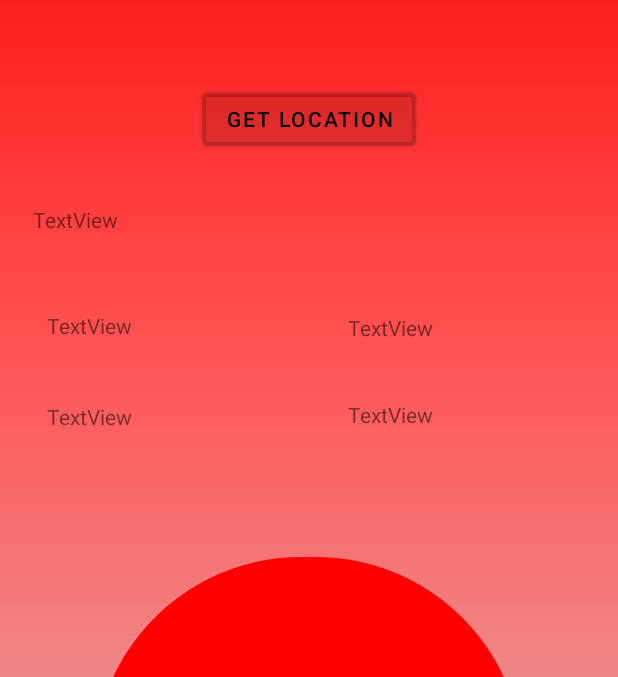
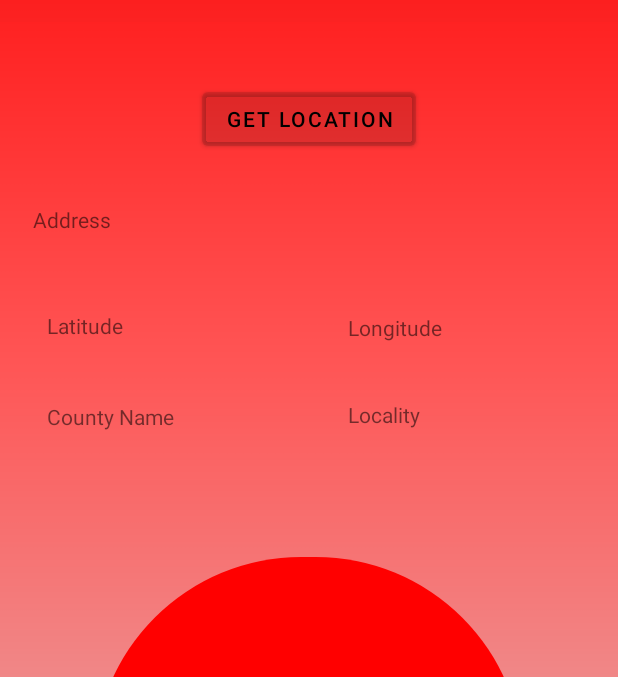
Before and after one commit to Mightydevofficial/MySOS, an Android app: the screen it shows after launch once a user with an empty profile is signed in (MainActivity), on a phone screen of 412 x 824 dp, the part 62-739 px from its top. Run offline under Robolectric (Android 15) with nearby library versions, the phone set to English and light mode, and no system bars; our stand-ins replace Firebase (no records; nobody signed in at launch, a user with empty details on screens opened directly); Roboto replaces fonts that are not available here.

Commit message:
Update activity_main.xml

```diff
--- a/app/src/main/res/layout/activity_main.xml
+++ b/app/src/main/res/layout/activity_main.xml
@@ -144,7 +144,7 @@
             android:layout_marginEnd="44dp"
             android:layout_marginRight="44dp"
             android:layout_marginBottom="16dp"
-            android:text="TextView"
+            android:text="Latitude"
             app:layout_constraintBottom_toTopOf="@+id/countryName"
             app:layout_constraintEnd_toStartOf="@+id/longitude"
             app:layout_constraintStart_toStartOf="parent"
@@ -158,7 +158,7 @@
             android:layout_marginEnd="24dp"
             android:layout_marginRight="24dp"
             android:layout_marginBottom="12dp"
-            android:text="TextView"
+            android:text="Longitude"
             app:layout_constraintBottom_toTopOf="@+id/locality"
             app:layout_constraintEnd_toEndOf="parent"
             app:layout_constraintStart_toEndOf="@+id/latitude"
@@ -174,7 +174,7 @@
             android:layout_marginEnd="44dp"
             android:layout_marginRight="44dp"
             android:layout_marginBottom="67dp"
-            android:text="TextView"
+            android:text="County Name"
             app:layout_constraintBottom_toTopOf="@+id/EmergencyButton"
             app:layout_constraintEnd_toStartOf="@+id/locality"
             app:layout_constraintStart_toStartOf="parent"
@@ -188,7 +188,7 @@
             android:layout_marginEnd="24dp"
             android:layout_marginRight="24dp"
             android:layout_marginBottom="67dp"
-            android:text="TextView"
+            android:text="Locality"
             app:layout_constraintBottom_toTopOf="@+id/EmergencyButton"
             app:layout_constraintEnd_toEndOf="parent"
             app:layout_constraintStart_toEndOf="@+id/countryName"
@@ -204,7 +204,7 @@
             android:layout_marginEnd="24dp"
             android:layout_marginRight="24dp"
             android:layout_marginBottom="18dp"
-            android:text="TextView"
+            android:text="Address"
             app:layout_constraintBottom_toTopOf="@+id/latitude"
             app:layout_constraintEnd_toEndOf="parent"
             app:layout_constraintStart_toStartOf="parent"
```
